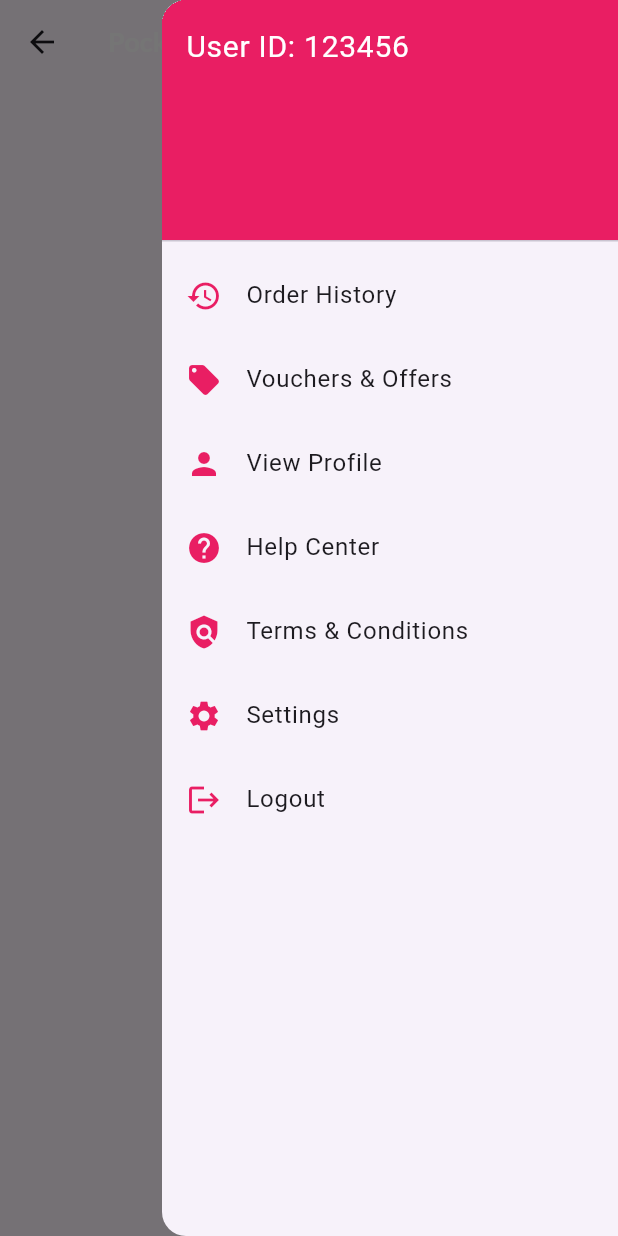
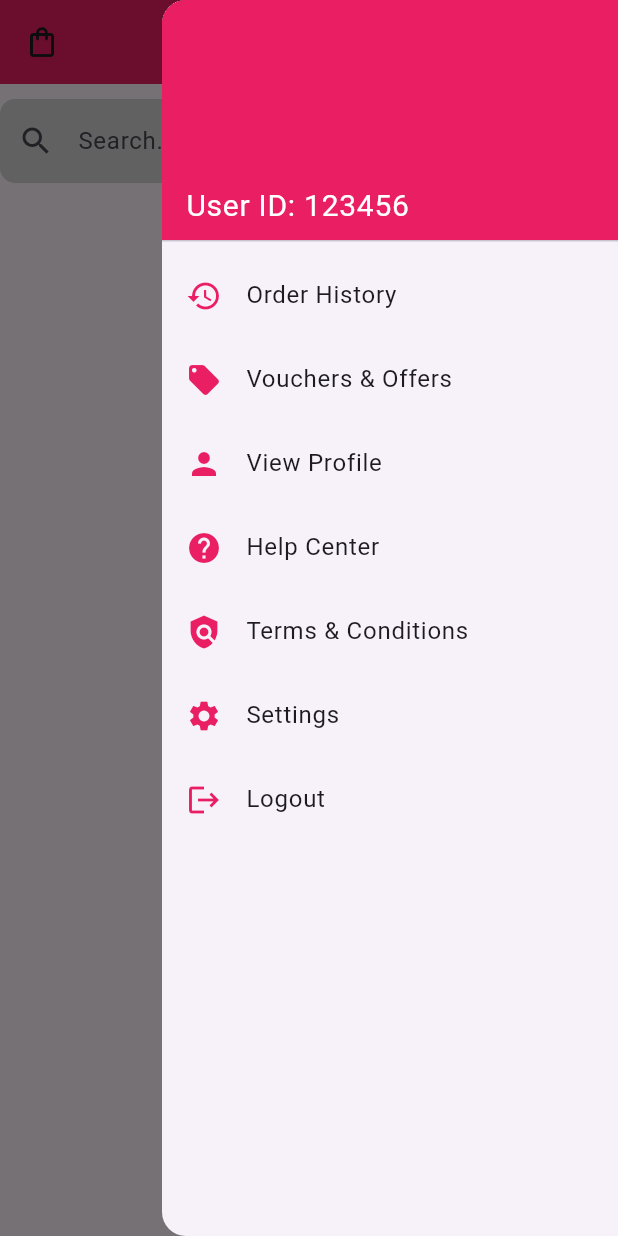
Before and after one commit to preciousrose13/pocket_mall, a Flutter app: the HomePage screen opened directly, with the side drawer open, on a phone screen of 412 x 824 dp. Run offline on Flutter 3.47's test engine with Material 3 defaults, Android fonts, the phone set to English and light mode, and no system bars; our stand-ins replace animated_splash_screen, firebase_auth, firebase_core, fluttertoast, get, google_fonts; accounts and stored records are empty.

Commit message:
day 3 (1)

```diff
--- a/lib/view/customappbar.dart
+++ b/lib/view/customappbar.dart
@@ -5,9 +5,10 @@ class CustomAppBar extends StatelessWidget implements PreferredSizeWidget {
   @override
   Widget build(BuildContext context) {
     return AppBar(
+      leading: IconButton(onPressed: () {}, icon: Icon(Icons.shopping_bag_outlined)),
+      backgroundColor: Color(Colors.pink.value),
       title: Text(
         "Pocket Mall",
-        textAlign: TextAlign.center,
         style: TextStyle(
           color: Colors.white,
           fontSize: 18,
@@ -15,6 +16,25 @@ class CustomAppBar extends StatelessWidget implements PreferredSizeWidget {
           fontFamily: GoogleFonts.lato().fontFamily,
         ),
       ),
+      centerTitle: true,
+
+      // bottom: PreferredSize(
+      //   preferredSize: Size.fromHeight(50.0),
+      //   child: Padding(
+      //     padding: const EdgeInsets.all(8.0),
+      //     child: TextField(
+      //       decoration: InputDecoration(
+      //         hintText: 'Search...',
+      //         filled: true,
+      //         fillColor: Colors.white,
+      //         border: OutlineInputBorder(
+      //           borderRadius: BorderRadius.circular(10.0),
+      //           borderSide: BorderSide.none,
+      //         ),
+      //       ),
+      //     ),
+      //   ),
+      // ),
     );
   }
 
--- a/lib/view/customdrawer.dart
+++ b/lib/view/customdrawer.dart
@@ -1,7 +1,6 @@
 import 'package:flutter/material.dart';
 
 class CustomDrawer extends StatelessWidget {
-
   @override
   Widget build(BuildContext context) {
     return Drawer(
@@ -13,58 +12,76 @@ class CustomDrawer extends StatelessWidget {
               color: Colors.pink,
             ),
 
-              child: Text(
+
+            child: Column(
+              mainAxisAlignment: MainAxisAlignment.end,
+              crossAxisAlignment: CrossAxisAlignment.start,
+              children: [
+
+                Text(
                   "User ID: 123456",
                   style: TextStyle(
                     color: Colors.white,
                     fontSize: 20,
                   ),
                 ),
+              ],
+            ),
           ),
 
-
           ListTile(
-              leading: Icon(Icons.history,
+            leading: Icon(
+              Icons.history,
               color: Colors.pink,
             ),
             title: Text('Order History'),
             onTap: () {},
           ),
 
+
           ListTile(
-              leading: Icon(Icons.local_offer,
+            leading: Icon(
+              Icons.local_offer,
               color: Colors.pink,
             ),
             title: Text('Vouchers & Offers'),
             onTap: () {},
           ),
 
+
           ListTile(
-              leading: Icon(Icons.person,
+            leading: Icon(
+              Icons.person,
               color: Colors.pink,
             ),
             title: Text("View Profile"),
             onTap: () {},
           ),
 
+
           ListTile(
-              leading: Icon(Icons.help,
+            leading: Icon(
+              Icons.help,
               color: Colors.pink,
             ),
             title: Text("Help Center"),
             onTap: () {},
           ),
 
+
           ListTile(
-              leading: Icon(Icons.policy,
+            leading: Icon(
+              Icons.policy,
               color: Colors.pink,
             ),
             title: Text("Terms & Conditions"),
             onTap: () {},
           ),
 
+
           ListTile(
-              leading: Icon(Icons.settings,
+            leading: Icon(
+              Icons.settings,
               color: Colors.pink,
             ),
             title: Text("Settings"),
@@ -73,13 +90,15 @@ class CustomDrawer extends StatelessWidget {
 
 
           ListTile(
-              leading: Icon(Icons.logout,
+            leading: Icon(
+              Icons.logout,
               color: Colors.pink,
             ),
             title: Text("Logout"),
             onTap: () {},
           ),
 
+
         ],
       ),
     );
--- a/lib/view/home.dart
+++ b/lib/view/home.dart
@@ -1,4 +1,5 @@
 import 'package:flutter/material.dart';
+import 'package:get/utils.dart';
 import 'package:practiceapp/view/customappbar.dart';
 import 'package:practiceapp/view/customdrawer.dart';
 
@@ -9,6 +10,23 @@ class HomePage extends StatelessWidget {
     return Scaffold(
       appBar: CustomAppBar(),
       endDrawer: CustomDrawer(),
+      body: Padding(
+        padding: const EdgeInsets.only(top: 10),
+        child: Container(
+        child: TextField(
+          decoration: InputDecoration(
+            hintText: 'Search...',
+            prefixIcon: Icon(Icons.search),
+            filled: true,
+            fillColor: const Color.fromARGB(255, 211, 211, 211),
+            border: OutlineInputBorder(
+              borderRadius: BorderRadius.circular(10.0),
+              borderSide: BorderSide.none,
+            ),
+          ),
+        ),
+          ),
+      )
    );
   }
 }
```
Lines whose indentation alone changed are shown as unchanged.
